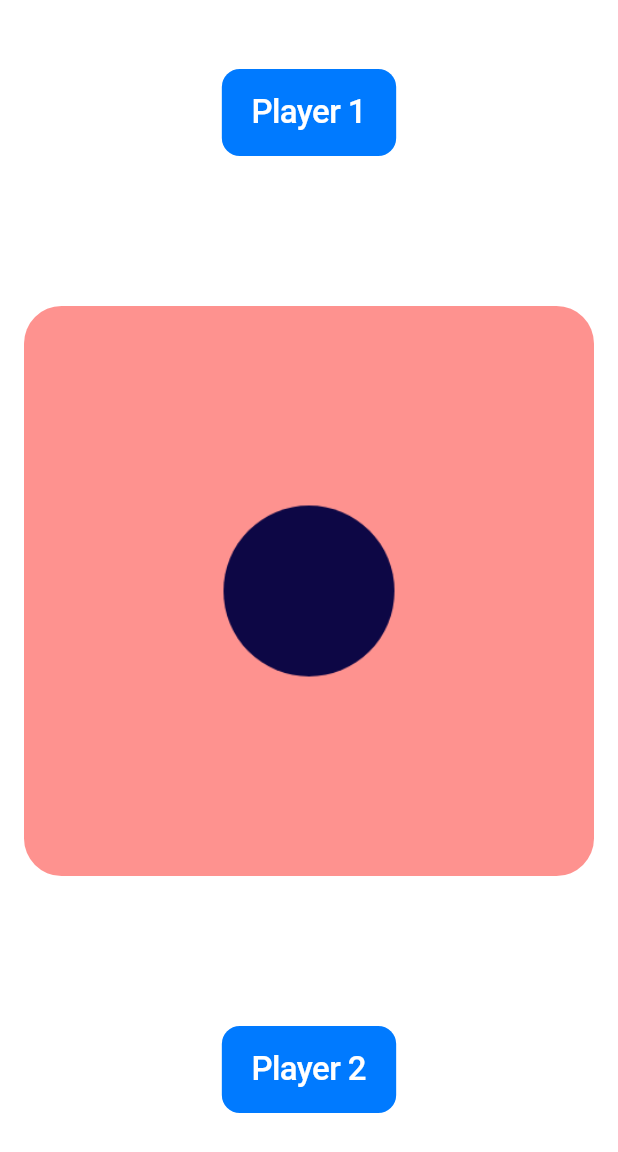
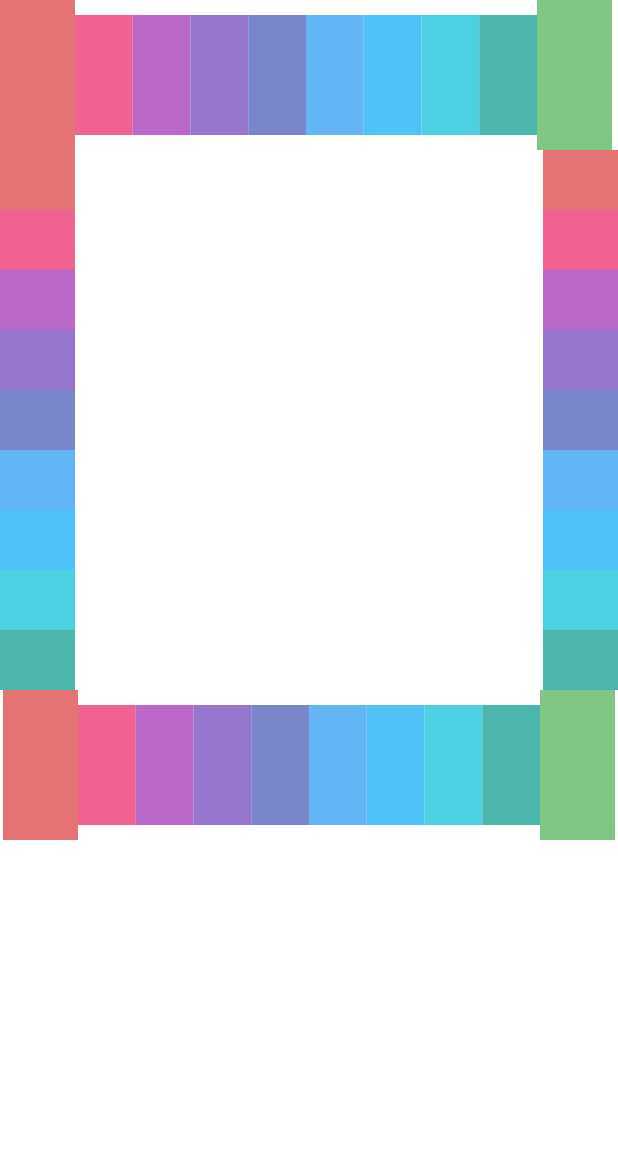
Before and after one commit to TushalKaklottar/monopoly_game, a Flutter app: the screen it shows after launch, on a phone screen of 412 x 824 dp. Shown: the top 1152 px of the screen. Run offline on Flutter 3.47's test engine with Material 2 defaults, Android fonts, the light colour scheme and no system bars; our stand-ins replace get.

Commit message:
14-03-2024

```diff
--- a/lib/view/home/home_page.dart
+++ b/lib/view/home/home_page.dart
@@ -1,65 +1,112 @@
+import 'dart:math';
 import 'package:flutter/cupertino.dart';
+import 'package:flutter/material.dart';
 import 'package:get/get.dart';
 import 'package:monopoly_game/view/home/home_controller.dart';
 
 class HomePage extends StatelessWidget {
-  HomePage({Key? key});
+  HomePage({Key? key}) : super(key: key);
 
   final HomeController homeController = Get.put(HomeController());
+  bool isPlayer1Turn = true;
 
   @override
   Widget build(BuildContext context) {
-    return CupertinoPageScaffold(
-      child: Center(
-        child: Padding(
-          padding: EdgeInsets.all(16),
+    return SafeArea(
+      child: CupertinoPageScaffold(
           child: Column(
+        children: [
+          Row(
             children: [
-              SizedBox(
-                height: 30,
+              Container(
+                height: 100, // Height for the first container
+                width: 50, // Width for the first container
+                color: Colors.primaries[0].shade300, // Example color
               ),
-              CupertinoButton(
-                onPressed: () {
-                  homeController.rollDice();
-                },
-                color: CupertinoColors.activeBlue,
-                child: const Text(
-                  "Player 1",
-                  style: TextStyle(
-                    color: CupertinoColors.white,
-                    fontWeight: FontWeight.w500,
-                    fontSize: 22,
-                  ),
+              ...List.generate(
+                8, // Generating 8 containers as you already have the first and last
+                (index) => Container(
+                  height: 80, // Height for the rest of the containers
+                  width: 38.5, // Width for the rest of the containers
+                  color: Colors
+                      .primaries[(index + 1) % 18].shade300, // Example color
                 ),
               ),
-              const SizedBox(height: 100),
-              GetBuilder<HomeController>(
-                builder: (controller) => ClipRRect(
-                  borderRadius: BorderRadius.circular(25),
-                  child: Image.asset(
-                    'assets/images/dice${controller.diceNumber.value}.png',
-                  ),
-                ),
-              ),
-              const SizedBox(height: 100),
-              CupertinoButton(
-                onPressed: () {
-                  homeController.rollDice();
-                },
-                color: CupertinoColors.activeBlue,
-                child: const Text(
-                  "Player 2",
-                  style: TextStyle(
-                    color: CupertinoColors.white,
-                    fontWeight: FontWeight.w500,
-                    fontSize: 22,
-                  ),
-                ),
+              Container(
+                height: 100, // Height for the last container
+                width: 50, // Width for the last container
+                color: Colors.primaries[9 % 18].shade300, // Example color
               ),
             ],
           ),
-        ),
-      ),
+          Row(
+            mainAxisAlignment: MainAxisAlignment.spaceBetween,
+            children: [
+              Column(
+                children: [
+                  ...List.generate(
+                    9,
+                    (index) => Container(
+                      height: 40,
+                      width: 50,
+                      color: Colors.primaries[index % 18].shade300,
+                    ),
+                  )
+                ],
+              ),
+              Column(
+                children: [
+                  ...List.generate(
+                    9,
+                    (index) => Container(
+                      height: 40,
+                      width: 50,
+                      color: Colors.primaries[index % 18].shade300,
+                    ),
+                  )
+                ],
+              ),
+            ],
+          ),
+          Row(
+            mainAxisAlignment: MainAxisAlignment.center,
+            children: [
+              Container(
+                height: 100, // Height for the first container
+                width: 50, // Width for the first container
+                color: Colors.primaries[0].shade300, // Example color
+              ),
+              ...List.generate(
+                8, // Generating 8 containers as you already have the first and last
+                (index) => Container(
+                  height: 80, // Height for the rest of the containers
+                  width: 38.5, // Width for the rest of the containers
+                  color: Colors
+                      .primaries[(index + 1) % 18].shade300, // Example color
+                ),
+              ),
+              Container(
+                height: 100, // Height for the last container
+                width: 50, // Width for the last container
+                color: Colors.primaries[9 % 18].shade300, // Example color
+              ),
+            ],
+          )
+        ],
+      )),
+    );
+  }
+
+  Widget buildItem(int index) {
+    // Generate a random color
+    final randomColor =
+        Color((Random().nextDouble() * 0xFFFFFF).toInt()).withOpacity(1.0);
+
+    return Container(
+      width: 31, // Adjust the width as needed
+      height: 20, // Adjust the height as needed
+      margin: const EdgeInsets.all(2), // Adjust the margin as needed
+      color: randomColor, // Set the color to the randomly generated color
     );
   }
 }
```
Also changed, not shown: lib/model/app_data_models.dart (added, +67 -0 lines), lib/view/home/home_controller.dart (+48 -1 lines).
